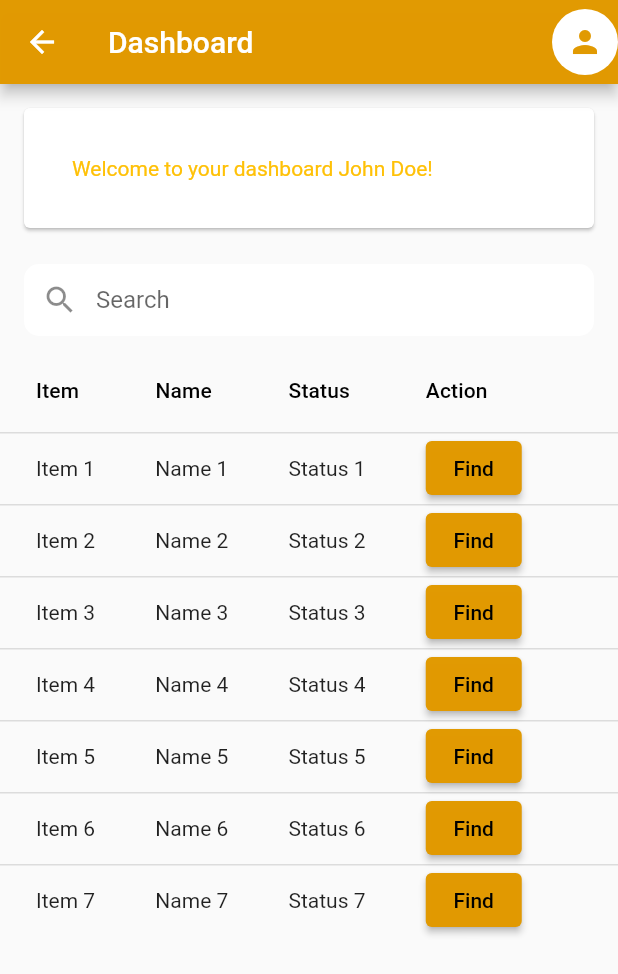
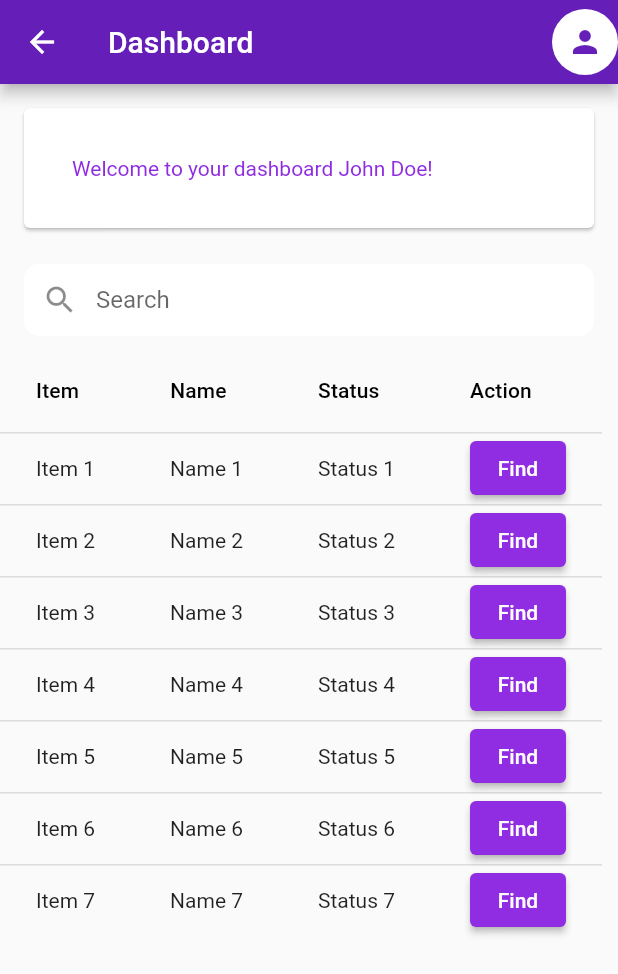
Before and after one commit to andrew21-mch/inventory_localization_flutter, a Flutter app: the AuthHome screen opened directly, on a phone screen of 412 x 824 dp. Shown: the top 974 px of the screen. Run offline on Flutter 3.47's test engine with Material 2 defaults, Android fonts, the phone set to English and light mode, and no system bars; our stand-ins replace flutter_riverpod.

Commit message:
update screens

```diff
--- a/lib/main.dart
+++ b/lib/main.dart
@@ -6,5 +6,5 @@ import 'package:ilocate/screens/auth/register.dart';
 import 'package:ilocate/splash/splash.dart';
 
 void main() {
-  runApp(const ProviderScope(child: DashboardScreen()));
+  runApp(const ProviderScope(child: Splash()));
 }
--- a/lib/responsive.dart
+++ b/lib/responsive.dart
@@ -1,7 +1,7 @@
 import 'package:flutter/material.dart';
 
 class Responsive extends StatelessWidget {
-  final Widget mobile;
+  final Widget? mobile;
   final Widget? tablet;
   final Widget desktop;
 
@@ -38,7 +38,7 @@ class Responsive extends StatelessWidget {
     }
     // Or less then that we called it mobile
     else {
-      return mobile;
+      return mobile!;
     }
   }
 }
--- /dev/null
+++ b/lib/screens/auth/route_names.dart
@@ -0,0 +1,4 @@
+const dashboard = '/dashobard';
+const login = '/login';
+const register = '/register';
+const splash = '/splash';
--- a/lib/screens/customs/custom_search_button.dart
+++ b/lib/screens/customs/custom_search_button.dart
@@ -10,8 +10,8 @@ class CustomSearchButton extends StatelessWidget {
   Widget build(BuildContext context) {
     return ElevatedButton(
       style: ElevatedButton.styleFrom(
-        primary: ilocateYellow,
-        onPrimary: Colors.black,
+        primary: ilocateAmber,
+        onPrimary: Color.fromARGB(255, 253, 252, 252),
         // minimumSize: const Size(150, 36),
         shadowColor: Colors.grey.withOpacity(0.8),
       ),
--- a/lib/screens/dashboard/dashboard.dart
+++ b/lib/screens/dashboard/dashboard.dart
@@ -2,6 +2,8 @@ import 'package:flutter/material.dart';
 import 'package:flutter_riverpod/flutter_riverpod.dart';
 import 'package:ilocate/screens/dashboard/split_view.dart';
 import 'package:ilocate/screens/dashboard/split_view_example_flutter/appmenu.dart';
+
+import '../../routes/routes.dart';
 
 class DashboardScreen extends ConsumerWidget {
   const DashboardScreen({super.key});
@@ -12,6 +14,7 @@ class DashboardScreen extends ConsumerWidget {
     // 3. watch selectedPageBuilderProvider
     final selectedPageBuilder = ref.watch(selectedPageBuilderProvider);
     return MaterialApp(
+      onGenerateRoute: CustomeRoute.allRoutes,
       color: Colors.white,
       home: SplitView(
         menu: const AppMenu(),
--- a/lib/screens/dashboard/items_table.dart
+++ b/lib/screens/dashboard/items_table.dart
@@ -1,6 +1,7 @@
 import 'package:flutter/material.dart';
 import 'package:ilocate/screens/customs/button.dart';
 import 'package:ilocate/screens/customs/custom_search_button.dart';
+import 'package:ilocate/styles/colors.dart';
 
 class DataTableWidget extends StatelessWidget {
   const DataTableWidget({Key? key}) : super(key: key);
@@ -9,9 +10,10 @@ class DataTableWidget extends StatelessWidget {
   Widget build(BuildContext context) {
     final isMobile = MediaQuery.of(context).size.width < 600;
 
-    return DataTable(
-      // set a width for each column
-      columnSpacing: isMobile ? 0 : 240,
+    return SingleChildScrollView(
+        scrollDirection: Axis.horizontal,
+        child: DataTable(
+          columnSpacing: isMobile ? 50 : 240,
           columns: const [
             DataColumn(
               label: Text('Item'),
@@ -112,6 +114,6 @@ class DataTableWidget extends StatelessWidget {
               ],
             ),
           ],
-    );
+        ));
   }
 }
--- a/lib/screens/dashboard/split_view_example_flutter/home.dart
+++ b/lib/screens/dashboard/split_view_example_flutter/home.dart
@@ -1,5 +1,3 @@
-import 'dart:ui';
-
 import 'package:flutter/material.dart';
 import 'package:ilocate/screens/components/search_bar.dart';
 import 'package:ilocate/screens/dashboard/items_table.dart';
@@ -11,7 +9,7 @@ class AuthHome extends StatelessWidget {
 
   @override
   Widget build(BuildContext context) {
-    final name = 'John Doe';
+    const name = 'John Doe';
     final isMobile = MediaQuery.of(context).size.width < 600;
 
     final cardWidth = isMobile
@@ -151,7 +149,7 @@ class AuthHome extends StatelessWidget {
                 padding: const EdgeInsets.all(32.0),
                 child: Text('Welcome to your dashboard $name!',
                     // colors
-                    style: const TextStyle(color: Colors.amber)),
+                    style: TextStyle(color: ilocateAmber)),
               ),
             ),
             const SearchBar(), const DataTableWidget()
--- a/lib/screens/dashboard/split_view_example_flutter/statistics.dart
+++ b/lib/screens/dashboard/split_view_example_flutter/statistics.dart
@@ -2,6 +2,7 @@ import 'package:flutter/material.dart';
 import 'package:ilocate/screens/components/search_bar.dart';
 import 'package:ilocate/screens/dashboard/items_table.dart';
 import 'package:ilocate/screens/dashboard/pagescafold.dart';
+import 'package:ilocate/styles/colors.dart';
 
 class Statistics extends StatelessWidget {
   const Statistics({Key? key});
@@ -30,6 +31,7 @@ class Statistics extends StatelessWidget {
                   Icon(
                     Icons.money,
                     size: 64,
+                    color: Colors.green,
                   ),
                   SizedBox(height: 16),
                   Text('Total Sales'),
--- a/lib/styles/colors.dart
+++ b/lib/styles/colors.dart
@@ -1,7 +1,7 @@
 import 'package:flutter/material.dart';
 
 Color primaryColor = const Color(0xFF0C9869);
-Color ilocateYellow = const Color(0xFDE19900);
-Color ilocateAmber = const Color(0xFFE1B12C);
+Color ilocateYellow = const Color.fromARGB(252, 100, 28, 184);
+Color ilocateAmber = Color.fromARGB(255, 144, 44, 225);
 Color ilocateWhite = const Color(0xFFFFFFFF);
 Color ilocateBlue = const Color(0xFF3B3B98);
```
Also changed, not shown: lib/routes/routes.dart (added, +20 -0 lines), lib/screens/auth/login.dart (+19 -10 lines), lib/screens/auth/register.dart (+13 -8 lines), lib/screens/customs/button.dart (+4 -4 lines), lib/screens/dashboard/split_view_example_flutter/appmenu.dart (+11 -1 lines), lib/splash/splash.dart (+16 -9 lines), pubspec.lock, 2 other files. Lines whose indentation alone changed are shown as unchanged.
